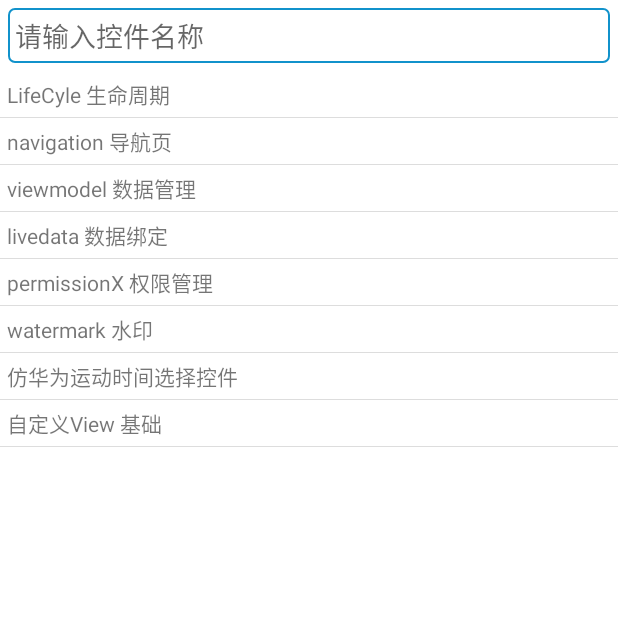
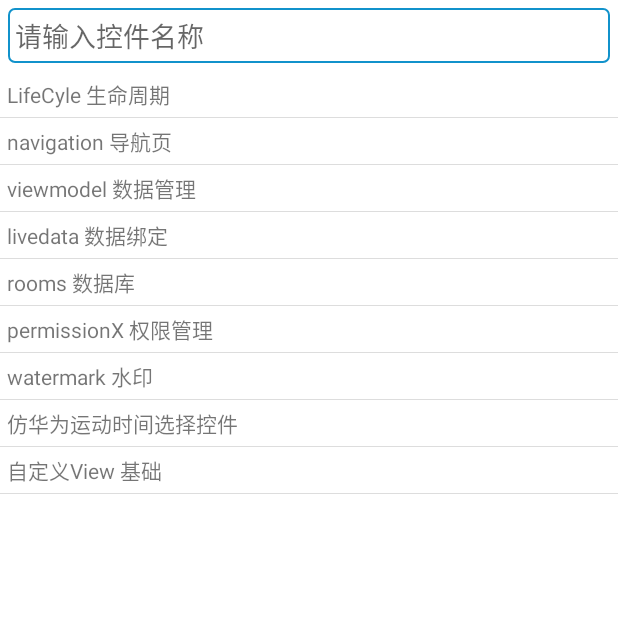
Before and after one commit to jiaoery/MyAndroidKotlin, an Android app: the screen it shows after launch (MainActivity), on a phone screen of 412 x 824 dp, the top half of it. Run offline under Robolectric (Android 15) with nearby library versions, the phone set to English and light mode, and no system bars; our stand-ins replace Room's generated code, data binding.

Commit message:
rooms 相关

```diff
--- a/app/src/main/java/com/example/myandroidkotlin/MyApplication.kt
+++ b/app/src/main/java/com/example/myandroidkotlin/MyApplication.kt
@@ -5,6 +5,7 @@
 import androidx.lifecycle.ProcessLifecycleOwner
 import androidx.navigation.Navigation
 import com.example.myandroidkotlin.lifecycle.ApplicationObserver
+import com.example.myandroidkotlin.rooms.AppDatabase
 import com.example.myandroidkotlin.viewmodel.MyAndroidViewModel
 import com.example.myandroidkotlin.viewmodel.MyViewModel
 
@@ -23,6 +24,7 @@
         super.onCreate()
         initSetting()
         ProcessLifecycleOwner.get().lifecycle.addObserver(ApplicationObserver())
+        AppDatabase.create(this)
     }
 
     fun initSetting(){
--- /dev/null
+++ b/app/src/main/java/com/example/myandroidkotlin/rooms/AppDatabase.kt
@@ -0,0 +1,56 @@
+package com.example.myandroidkotlin.rooms
+
+import android.content.Context
+import androidx.room.Database
+import androidx.room.Room
+import androidx.room.RoomDatabase
+import androidx.room.migration.Migration
+import androidx.sqlite.db.SupportSQLiteDatabase
+import java.lang.RuntimeException
+
+/**
+ * ClassName: AppDatabase<br/>
+ * Description: TODO Description. <br/>
+ * date: 2021/5/19 15:45<br/>
+ *
+ * @author YCKJ1729
+ * @version V1.0.0
+ * @since JDK 1.8
+ */
+@Database(entities = arrayOf(User::class), version = 2)
+abstract class AppDatabase : RoomDatabase() {
+    abstract fun userDao(): UserDao
+
+    companion object{
+        private const val OLD_DB_NAME = "rooms.db"
+        private const val DB_NAME = "test.db"
+
+        private var  rooms:AppDatabase?= null
+
+        private val MIGRATION_1_2 = object : Migration(1, 2) {
+            override fun migrate(database: SupportSQLiteDatabase) {
+                database.execSQL("CREATE TABLE `users` (`uid` INTEGER, `first_name` TEXT, 'last_name' TEXT" +
+                        "PRIMARY KEY(`uid`))")
+            }
+        }
+
+        fun create(applicationContext: Context): AppDatabase {
+            // We eventually delete the old DB if a previous version of Chuck/Chucker was used.
+            applicationContext.getDatabasePath(OLD_DB_NAME).delete()
+            rooms = Room.databaseBuilder(applicationContext, AppDatabase::class.java, DB_NAME)
+                .addMigrations(MIGRATION_1_2)
+                .fallbackToDestructiveMigration()
+                .build()
+
+            return rooms!!
+        }
+
+        fun getRooms():AppDatabase{
+            if(rooms==null){
+                throw RuntimeException("Please create AppDatabase first!")
+            }
+            return rooms!!
+        }
+
+    }
+}
--- /dev/null
+++ b/app/src/main/java/com/example/myandroidkotlin/rooms/UerDao.kt
@@ -0,0 +1,32 @@
+package com.example.myandroidkotlin.rooms
+
+import androidx.lifecycle.LiveData
+import androidx.room.*
+
+/**
+ * ClassName: UerDao<br/>
+ * Description: 操作类
+ * date: 2021/5/19 15:42<br/>
+ *
+ * @author YCKJ1729
+ * @version V1.0.0
+ * @since JDK 1.8
+ */
+@Dao
+interface UserDao {
+    @Query("SELECT * FROM users")
+    suspend fun getAll(): List<User>
+
+    @Query("SELECT * FROM users WHERE uid IN (:userIds)")
+    suspend fun loadAllByIds(userIds: IntArray): List<User>
+
+    @Query("SELECT * FROM users WHERE first_name LIKE :first AND " +
+            "last_name LIKE :last LIMIT 1")
+    suspend fun findByName(first: String, last: String): User
+
+    @Insert(onConflict = OnConflictStrategy.REPLACE)
+    suspend fun insertAll(vararg users: User)
+
+    @Delete
+    suspend fun delete(user: User)
+}
--- a/app/src/main/res/values/array_string.xml
+++ b/app/src/main/res/values/array_string.xml
@@ -5,6 +5,7 @@
         <item>com.example.myandroidkotlin.navigation.NavigationActivity</item>
         <item>com.example.myandroidkotlin.viewmodel.TestViewModelActivity</item>
         <item>com.example.myandroidkotlin.livedata.LiveDataActivity</item>
+        <item>com.example.myandroidkotlin.rooms.RoomsActivity</item>
         <item>com.example.myandroidkotlin.permissionx.PermissionActivity</item>
         <item>com.example.myandroidkotlin.watermark.WaterMarkActivity</item>
         <item>com.example.myandroidkotlin.customview.TestGuesterRollActivity</item>
--- a/app/src/main/res/values/string_array.xml
+++ b/app/src/main/res/values/string_array.xml
@@ -5,6 +5,7 @@
         <item>navigation 导航页</item>
         <item>viewmodel 数据管理</item>
         <item>livedata 数据绑定</item>
+        <item>rooms 数据库</item>
         <item>permissionX 权限管理</item>
         <item>watermark 水印</item>
         <item>仿华为运动时间选择控件</item>
```
Also changed, not shown: app/build.gradle (+17 -0 lines), app/src/main/AndroidManifest.xml (+8 -4 lines), app/src/main/java/com/example/myandroidkotlin/rooms/RoomsActivity.kt (added, +31 -0 lines), app/src/main/java/com/example/myandroidkotlin/rooms/User.kt (added, +23 -0 lines), app/src/main/res/layout/activity_rooms.xml (added, +18 -0 lines).
